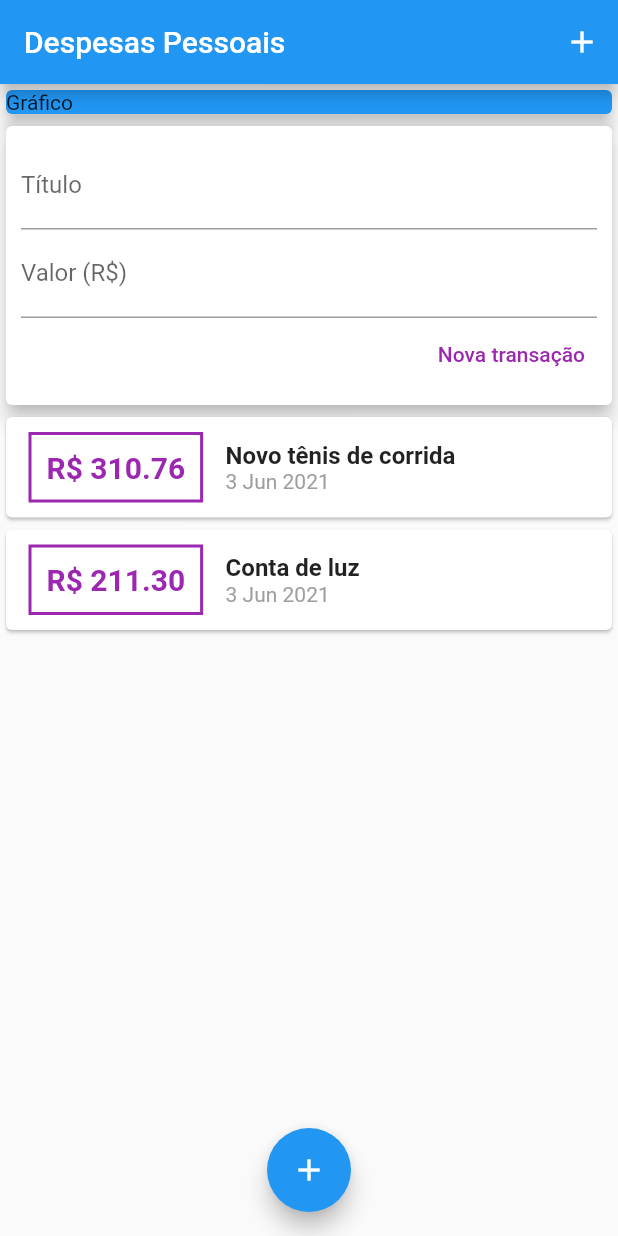
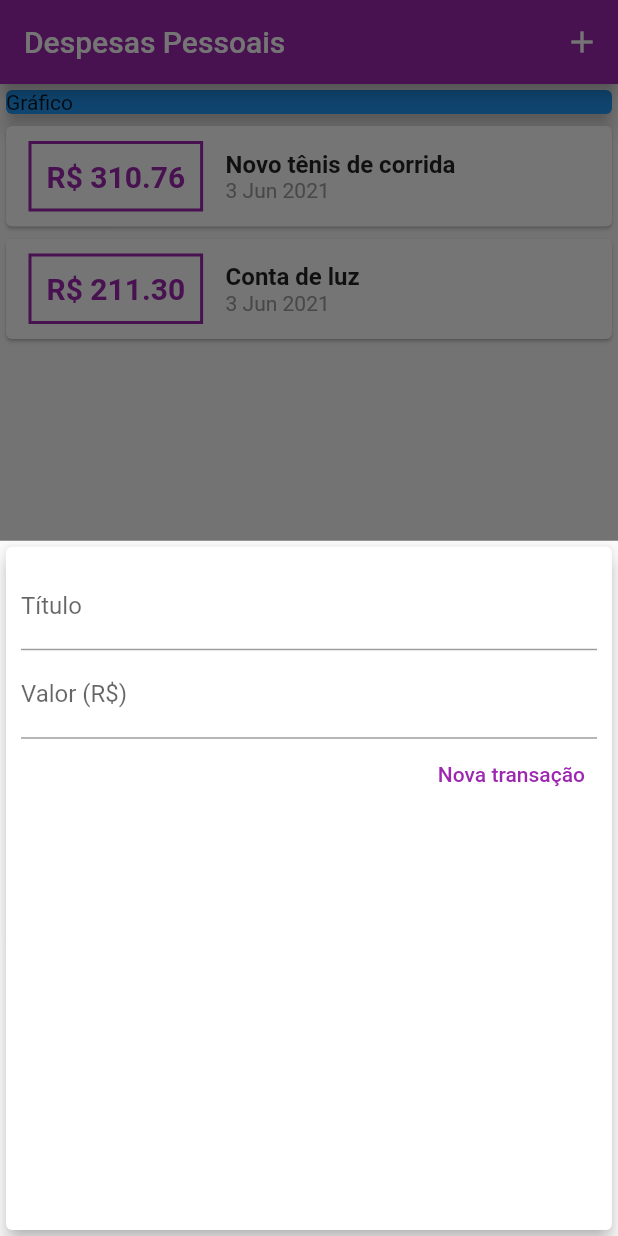
Before and after one commit to allexis096/flutter-expenses-app, a Flutter app: the screen it shows after launch, after a tap on the "add" icon, on a phone screen of 412 x 824 dp. Run offline on Flutter 3.47's test engine with Material 2 defaults, Android fonts, the phone set to English and light mode, and no system bars.

Commit message:
:fire: refactor: update main function and components

```diff
--- a/lib/components/transaction_form.dart
+++ b/lib/components/transaction_form.dart
@@ -1,12 +1,17 @@
 import 'package:flutter/material.dart';
 
-class TransactionForm extends StatelessWidget {
-  final titleController = TextEditingController();
-  final valueController = TextEditingController();
-
+class TransactionForm extends StatefulWidget {
   final void Function(String, double) onSubmit;
 
   TransactionForm(this.onSubmit);
+
+  @override
+  _TransactionFormState createState() => _TransactionFormState();
+}
+
+class _TransactionFormState extends State<TransactionForm> {
+  final titleController = TextEditingController();
+  final valueController = TextEditingController();
 
   _submitForm() {
     final title = titleController.text;
@@ -16,7 +21,7 @@ class TransactionForm extends StatelessWidget {
       return;
     }
 
-    onSubmit(title, value);
+    widget.onSubmit(title, value);
   }
 
   @override
--- a/lib/components/transaction_list.dart
+++ b/lib/components/transaction_list.dart
@@ -25,7 +25,7 @@ class TransactionList extends StatelessWidget {
                   ),
                   decoration: BoxDecoration(
                     border: Border.all(
-                      color: Colors.purple,
+                      color: Theme.of(context).primaryColor,
                       width: 2,
                     ),
                   ),
@@ -35,7 +35,7 @@ class TransactionList extends StatelessWidget {
                     style: TextStyle(
                       fontWeight: FontWeight.bold,
                       fontSize: 20,
-                      color: Colors.purple,
+                      color: Theme.of(context).primaryColor,
                     ),
                   ),
                 ),
--- a/lib/components/transaction_user.dart
+++ /dev/null
@@ -1,51 +0,0 @@
-import 'dart:math';
-
-import 'package:expenses/components/transaction_form.dart';
-import 'package:expenses/components/transaction_list.dart';
-import 'package:expenses/models/transaction.dart';
-import 'package:flutter/material.dart';
-
-class TransactionUser extends StatefulWidget {
-  @override
-  _TransactionUserState createState() => _TransactionUserState();
-}
-
-class _TransactionUserState extends State<TransactionUser> {
-  final _transactions = [
-    Transaction(
-      id: 't1',
-      title: 'Novo tênis de corrida',
-      value: 310.76,
-      date: DateTime.now(),
-    ),
-    Transaction(
-      id: 't2',
-      title: 'Conta de luz',
-      value: 211.30,
-      date: DateTime.now(),
-    ),
-  ];
-
-  void _addTransaction(String title, double value) {
-    final newTransaction = Transaction(
-      id: Random().nextDouble().toString(),
-      title: title,
-      value: value,
-      date: DateTime.now(),
-    );
-
-    setState(() {
-      _transactions.add(newTransaction);
-    });
-  }
-
-  @override
-  Widget build(BuildContext context) {
-    return Column(
-      children: [
-        TransactionForm(_addTransaction),
-        TransactionList(_transactions),
-      ],
-    );
-  }
-}
--- a/lib/main.dart
+++ b/lib/main.dart
@@ -1,5 +1,10 @@
-import 'package:expenses/components/transaction_user.dart';
+import 'dart:math';
+
+import 'package:expenses/components/transaction_form.dart';
 import 'package:flutter/material.dart';
+
+import 'components/transaction_list.dart';
+import 'models/transaction.dart';
 
 main() => runApp(ExpensesApp());
 
@@ -9,11 +14,59 @@ class ExpensesApp extends StatelessWidget {
     return MaterialApp(
       home: MyHomePage(),
       debugShowCheckedModeBanner: false,
+      theme: ThemeData(
+        primarySwatch: Colors.purple,
+        accentColor: Colors.amber,
+      ),
     );
   }
 }
 
-class MyHomePage extends StatelessWidget {
+class MyHomePage extends StatefulWidget {
+  @override
+  _MyHomePageState createState() => _MyHomePageState();
+}
+
+class _MyHomePageState extends State<MyHomePage> {
+  final _transactions = [
+    Transaction(
+      id: 't1',
+      title: 'Novo tênis de corrida',
+      value: 310.76,
+      date: DateTime.now(),
+    ),
+    Transaction(
+      id: 't2',
+      title: 'Conta de luz',
+      value: 211.30,
+      date: DateTime.now(),
+    ),
+  ];
+
+  void _openTransactionFormModal(BuildContext context) {
+    showModalBottomSheet(
+      context: context,
+      builder: (ctx) {
+        return TransactionForm(_addTransaction);
+      },
+    );
+  }
+
+  void _addTransaction(String title, double value) {
+    final newTransaction = Transaction(
+      id: Random().nextDouble().toString(),
+      title: title,
+      value: value,
+      date: DateTime.now(),
+    );
+
+    setState(() {
+      _transactions.add(newTransaction);
+    });
+
+    Navigator.of(context).pop();
+  }
+
   @override
   Widget build(BuildContext context) {
     return Scaffold(
@@ -21,7 +74,7 @@ class MyHomePage extends StatelessWidget {
         title: Text('Despesas Pessoais'),
         actions: [
           IconButton(
-            onPressed: () {},
+            onPressed: () => _openTransactionFormModal(context),
             icon: Icon(Icons.add),
           )
         ],
@@ -37,12 +90,12 @@ class MyHomePage extends StatelessWidget {
                 elevation: 5,
               ),
             ),
-            TransactionUser(),
+            TransactionList(_transactions),
           ],
         ),
       ),
       floatingActionButton: FloatingActionButton(
-        onPressed: () {},
+        onPressed: () => _openTransactionFormModal(context),
         child: Icon(
           Icons.add,
         ),
```
